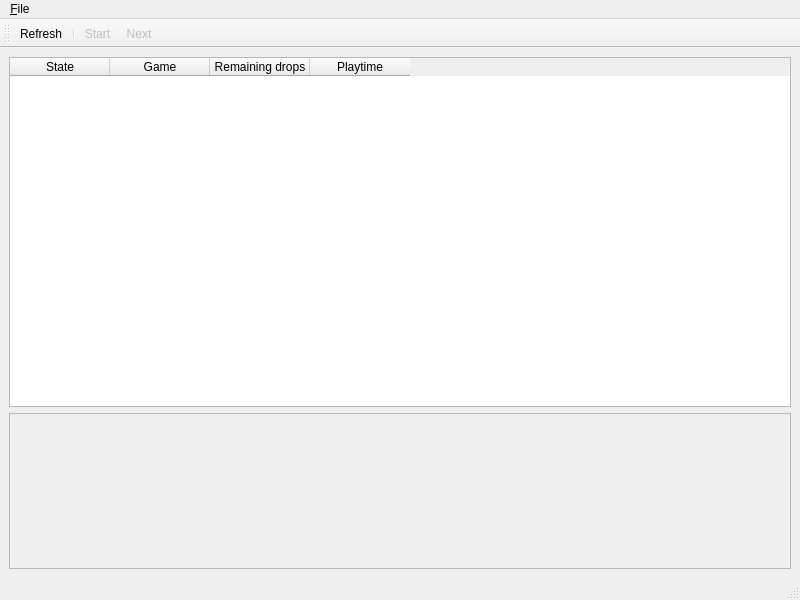
Qt form steam_idle_qt/ui/mainwindow.ui (jayme-github/steam_idle) before a commit.
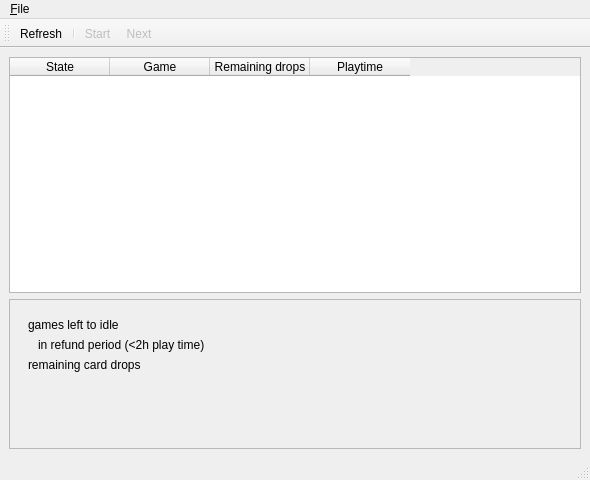
The same form after that commit. Icons and pictures are not drawn.

Commit message: show header image and add labels

Patch:
```diff
--- a/steam_idle_qt/ui/mainwindow.ui
+++ b/steam_idle_qt/ui/mainwindow.ui
@@ -6,8 +6,8 @@
    <rect>
     <x>0</x>
     <y>0</y>
-    <width>800</width>
-    <height>600</height>
+    <width>590</width>
+    <height>480</height>
    </rect>
   </property>
   <property name="windowTitle">
@@ -59,15 +59,77 @@
     </item>
     <item>
      <widget class="QFrame" name="frame">
+      <property name="maximumSize">
+       <size>
+        <width>16777215</width>
+        <height>150</height>
+       </size>
+      </property>
       <property name="frameShape">
        <enum>QFrame::StyledPanel</enum>
       </property>
       <property name="frameShadow">
        <enum>QFrame::Raised</enum>
       </property>
-      <layout class="QVBoxLayout" name="verticalLayout_2">
+      <layout class="QHBoxLayout" name="horizontalLayout">
        <item>
-        <widget class="QLabel" name="labelImage">
+        <widget class="QWidget" name="widgetLeft" native="true">
+         <layout class="QVBoxLayout" name="verticalLayout_2">
+          <item>
+           <widget class="QLabel" name="labelTotalGamesToIdle">
+            <property name="text">
+             <string>games left to idle</string>
+            </property>
+           </widget>
+          </item>
+          <item>
+           <widget class="QLabel" name="labelTotalGamesInRefund">
+            <property name="text">
+             <string>in refund period (&lt;2h play time)</string>
+            </property>
+            <property name="indent">
+             <number>10</number>
+            </property>
+           </widget>
+          </item>
+          <item>
+           <widget class="QLabel" name="labelTotalRemainingDrops">
+            <property name="text">
+             <string>remaining card drops</string>
+            </property>
+           </widget>
+          </item>
+          <item>
+           <spacer name="verticalSpacer">
+            <property name="orientation">
+             <enum>Qt::Vertical</enum>
+            </property>
+            <property name="sizeHint" stdset="0">
+             <size>
+              <width>20</width>
+              <height>40</height>
+             </size>
+            </property>
+           </spacer>
+          </item>
+         </layout>
+        </widget>
+       </item>
+       <item>
+        <spacer name="horizontalSpacer">
+         <property name="orientation">
+          <enum>Qt::Horizontal</enum>
+         </property>
+         <property name="sizeHint" stdset="0">
+          <size>
+           <width>48</width>
+           <height>20</height>
+          </size>
+         </property>
+        </spacer>
+       </item>
+       <item>
+        <widget class="QLabel" name="labelHeaderImage">
          <property name="minimumSize">
           <size>
            <width>292</width>
@@ -95,7 +157,7 @@
     <rect>
      <x>0</x>
      <y>0</y>
-     <width>800</width>
+     <width>590</width>
      <height>20</height>
     </rect>
    </property>
```
Left out of the diff: 3 changed lines with no effect on the pictures. The commit also changes 2 other files.
